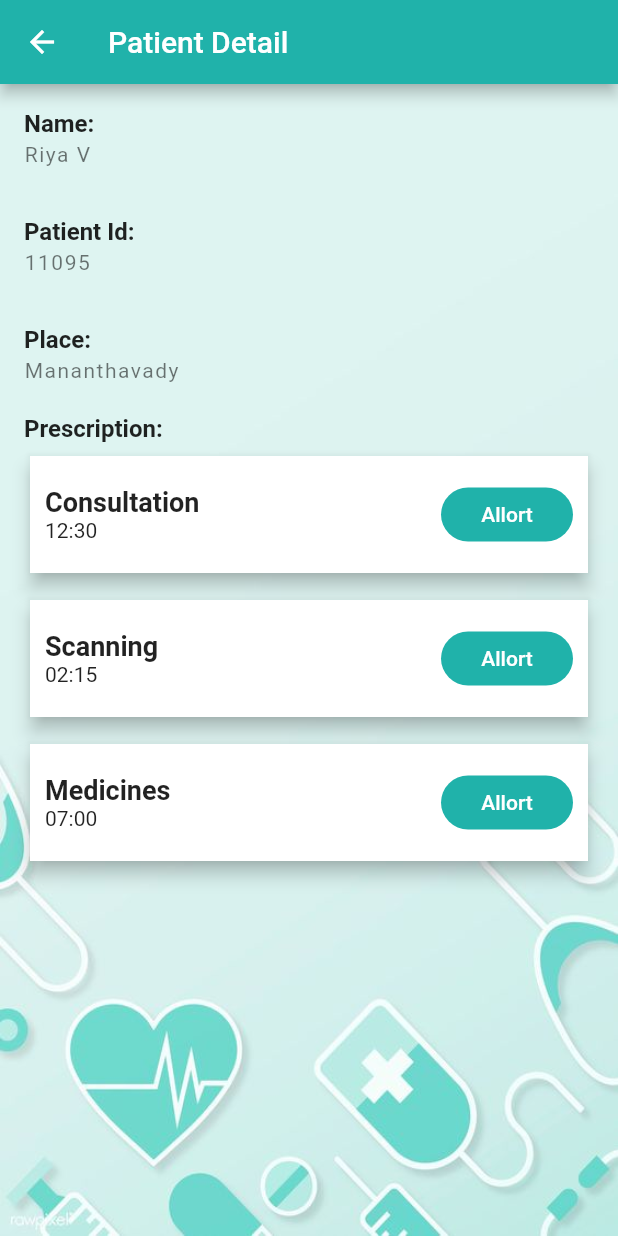
After one commit to anilectjose/Medi_CareApp, a Flutter app: the Nurse_Patient_desc screen opened directly, on a phone screen of 412 x 824 dp. The commit adds this screen. Run offline on Flutter 3.47's test engine with Material 2 defaults, Android fonts, the light colour scheme and no system bars; our stand-ins replace fluttertoast, shared_preferences; accounts and stored records are empty; Roboto replaces fonts that are missing (Poppins).

Commit message:
23-10-2020
update

```diff
--- a/covid_19_app/lib/covid_cases.dart
+++ b/covid_19_app/lib/covid_cases.dart
@@ -81,7 +81,7 @@ class _Covid_casesState extends State<Covid_cases> {
                                             name[index],
                                             style: TextStyle(
                                                 fontWeight: FontWeight.bold,
-                                                fontSize: 25),
+                                                fontSize: 20),
                                           ),
                                           SizedBox(
                                             height: 5,
--- /dev/null
+++ b/covid_19_app/lib/nurse_patient_desc.dart
@@ -0,0 +1,129 @@
+import 'package:covid_19_app/nurse_patient_prescrip_checks.dart';
+import 'package:flutter/material.dart';
+import 'package:fluttertoast/fluttertoast.dart';
+
+import 'covid_19.dart';
+
+
+class Nurse_Patient_desc extends StatefulWidget {
+  @override
+  _Nurse_Patient_descState createState() => _Nurse_Patient_descState();
+}
+  class _Nurse_Patient_descState extends State<Nurse_Patient_desc> {
+  List time = ["12:30", "02:15", "07:00"];
+  List subject = [
+  "Consultation",
+  "Scanning",
+  "Medicines"
+  ];
+  @override
+  Widget build(BuildContext context) {
+    double width = MediaQuery.of(context).size.width * 0.5;
+    return  Scaffold(
+      appBar: new AppBar(
+        title: new Text('Patient Detail'),
+        leading: IconButton(icon: Icon(Icons.arrow_back), onPressed: (){Navigator.pop(context);}),
+        backgroundColor: Covid_19.themecolor,
+      ),
+      body: Stack(
+          children:[
+            Container(
+              decoration: BoxDecoration(image: DecorationImage(
+                  image: AssetImage("assets/backgrounds/mc7.jpg"),
+                  fit: BoxFit.fill)),
+            ),
+            SingleChildScrollView(
+              child: Column(
+                children: <Widget>[
+                  ListTile(
+                    title: Text('Name:', style: TextStyle(fontFamily: 'Poppins', fontWeight: FontWeight.bold)),
+                    subtitle: Text('Riya V', style: TextStyle(fontFamily: 'Poppins', letterSpacing: 1)),
+                  ),
+                  ListTile(
+                    title: Text('Patient Id:', style: TextStyle(fontFamily: 'Poppins', fontWeight: FontWeight.bold)),
+                    subtitle: Text('11095', style: TextStyle(fontFamily: 'Poppins', letterSpacing: 1)),
+                  ),
+                  ListTile(
+                    title: Text('Place:', style: TextStyle(fontFamily: 'Poppins', fontWeight: FontWeight.bold)),
+                    subtitle: Text('Mananthavady', style: TextStyle(fontFamily: 'Poppins', letterSpacing: 1)),
+                  ),
+                  ListTile(
+                    title: Text('Prescription:', style: TextStyle(fontFamily: 'Poppins', fontWeight: FontWeight.bold)),
+                    subtitle: ListView.builder(
+                        itemCount: subject.length,
+                        shrinkWrap: true,
+                        itemBuilder: (BuildContext, int index) => Container(
+                          width: MediaQuery.of(context).size.width,
+                          padding: EdgeInsets.symmetric(horizontal: 0, vertical: 5),
+                          child: Card(
+                            elevation: 5,
+                            shape: RoundedRectangleBorder(
+                                borderRadius: BorderRadius.circular(0.0)),
+                            child: Container(
+                              width: MediaQuery.of(context).size.width,
+                              padding:
+                              EdgeInsets.symmetric(horizontal: 10, vertical: 10),
+                              child: Row(
+                                mainAxisAlignment: MainAxisAlignment.spaceBetween,
+                                crossAxisAlignment: CrossAxisAlignment.center,
+                                children: [
+                                  Row(
+                                    crossAxisAlignment: CrossAxisAlignment.center,
+                                    children: [
+                                      Column(
+                                        crossAxisAlignment: CrossAxisAlignment.start,
+                                        mainAxisAlignment: MainAxisAlignment.center,
+                                        children: [
+                                          Container(
+                                            width: width,
+                                            child: Text(
+                                              subject[index],
+                                              style: TextStyle(fontWeight: FontWeight.bold,
+                                                  fontSize: 18),
+                                            ),
+                                          ),
+                                          Text(
+                                            time[index],
+                                            style: TextStyle(),
+                                          ),
+                                        ],
+                                      )
+                                    ],
+                                  ),
+                                  Container(
+                                    alignment: Alignment.center,
+                                    padding: EdgeInsets.symmetric(
+                                        horizontal: 0, vertical: 5),
+                                    child: FlatButton(
+                                      onPressed: () {
+                                        print('View more details');
+                                        Navigator.push(context,
+                                            MaterialPageRoute(builder: (context) {
+                                              return Patient_Prescription_Checkboxes();
+                                            }));
+                                      },
+                                      color: Covid_19.themecolor,
+                                      shape: RoundedRectangleBorder(
+                                        borderRadius: BorderRadius.circular(20),
+                                      ),
+                                      child: Text(
+                                        "Allort",
+                                      ),
+                                      textColor: Colors.white,
+                                    ),
+                                  )
+                                ],
+                              ),
+                            ),
+                          ),
+                        )
+                    ),
+                  ),
+                ],
+              ),
+            ),
+          ]
+      ),
+    );
+  }
+}
--- /dev/null
+++ b/covid_19_app/lib/nurse_patient_prescrip_checks.dart
@@ -0,0 +1,103 @@
+import 'package:flutter/material.dart';
+
+import 'covid_19.dart';
+
+class Patient_Prescription_Checkboxes extends StatefulWidget {
+  @override
+  _Patient_Prescription_CheckboxesState createState() =>
+      _Patient_Prescription_CheckboxesState();
+}
+
+class _Patient_Prescription_CheckboxesState
+    extends State<Patient_Prescription_Checkboxes> {
+  Map<String, bool> values = {
+    'Paracetamol': true,
+    'Zinc 10g': false,
+    'Genmisart 40': false,
+    'a': true,
+    's 10g': false,
+    'x 40': false,
+    'x': true,
+    'e 10g': false,
+    'g 40': false,
+    'f': true,
+    'b 10g': false,
+    'n 40': false,
+    'j': true,
+    'j 10g': false,
+    'y 40': false,'q': true,
+    'y 10g': false,
+    /*'y 40': false,'w': true,
+    'k 10g': false,
+    'm 40': false,'e': true,
+    'h 10g': false,
+    'k 40': false,'r': true,
+    'l 10g': false,
+    'i 40': false,'t': true,
+    'ii 10g': false,
+    'iii 40': false,*/
+  };
+
+  @override
+  Widget build(BuildContext context) {
+    return MaterialApp(
+      debugShowCheckedModeBanner: false,
+      home: Scaffold(
+        appBar: new AppBar(
+          title: new Text('Presceiption'),
+          leading: IconButton(
+              icon: Icon(Icons.arrow_back),
+              onPressed: () {
+                Navigator.pop(context);
+              }),
+          backgroundColor: Covid_19.themecolor,
+        ),
+        body: Stack(
+          children: [
+            Container(
+              decoration: BoxDecoration(image: DecorationImage(
+                  image: AssetImage("assets/backgrounds/mc7.jpg"),
+                  fit: BoxFit.fill)),
+            ),
+            ListView(
+              children: values.keys.map((String key) {
+                return new CheckboxListTile(
+                  title: new Text(key),
+                  value: values[key],
+                  checkColor: Colors.white,
+                  activeColor: Covid_19.themecolor,
+                  onChanged: (bool value) {
+                    setState(() {
+                      values[key] = value;
+                    });
+                  },
+                );
+              }).toList(),
+            ),
+            Container(
+                alignment: Alignment.bottomCenter,
+                padding: EdgeInsets.symmetric(
+                    horizontal: 0, vertical: 30),
+                child: FloatingActionButton(
+                  onPressed: () {
+                    print('Applied');
+                    Navigator.push(context,
+                        MaterialPageRoute(builder: (context) {
+                          return Patient_Prescription_Checkboxes();
+                        }));
+                  },
+                  shape: RoundedRectangleBorder(
+                    borderRadius: BorderRadius.circular(20),
+                  ),
+                  backgroundColor: Covid_19.themecolor,
+                  child: Text(
+                    "Apply",
+                  ),
+                ),
+              ),
+          ],
+        ),
+      ),
+    );
+  }
+}
--- a/covid_19_app/lib/sign_up.dart
+++ b/covid_19_app/lib/sign_up.dart
@@ -4,6 +4,7 @@ import 'package:fluttertoast/fluttertoast.dart';
 import './utilities/constants.dart';
 import './login_page.dart';
 import 'covid_19.dart';
+import 'nurse_homescreen.dart';
 import 'patient_homescreen.dart';
 
 class SignUp extends StatefulWidget {
@@ -194,7 +195,7 @@ class _SignUpState extends State<SignUp> {
       onTap: () {
         print('Sign In Button Pressed');
         Navigator.push(context, MaterialPageRoute(builder: (context){
-          return LoginScreen();
+          return Nurse_Homescreen();
         }));
       },
       child: RichText(
--- a/covid_19_app/pubspec.yaml
+++ b/covid_19_app/pubspec.yaml
@@ -29,7 +29,12 @@ dependencies:
   # Use with the CupertinoIcons class for iOS style icons.
   cupertino_icons: ^0.1.3
   flutter_svg: ^0.17.4
+  http: ^0.12.0+1
+  share: ^0.6.0+1
   fluttertoast:
+  avatar_glow: ^0.1.0
+  bottom_navy_bar: ^3.0.0
+  shared_preferences: ^0.5.2
 
 dev_dependencies:
   flutter_test:
@@ -50,6 +55,7 @@ flutter:
   assets:
    - assets/backgrounds/
    - assets/logos/
+   - assets/icons/
   #   - images/a_dot_ham.jpeg
 
   # An image asset can refer to one or more resolution-specific "variants", see
```
Also changed, not shown: covid_19_app/lib/login_page.dart (+50 -26 lines), covid_19_app/lib/nurse_homescreen.dart (added, +139 -0 lines), covid_19_app/lib/nurse_patients_list.dart (added, +114 -0 lines), covid_19_app/lib/nurse_profile.dart (added, +86 -0 lines), localhost _ 127.0.0.1 _ medicare_db _ role_db _ phpMyAdmin 5.0.2 - Google Chrome 23-10-2020 04_02_11 PM.png (added), 2 other files.
